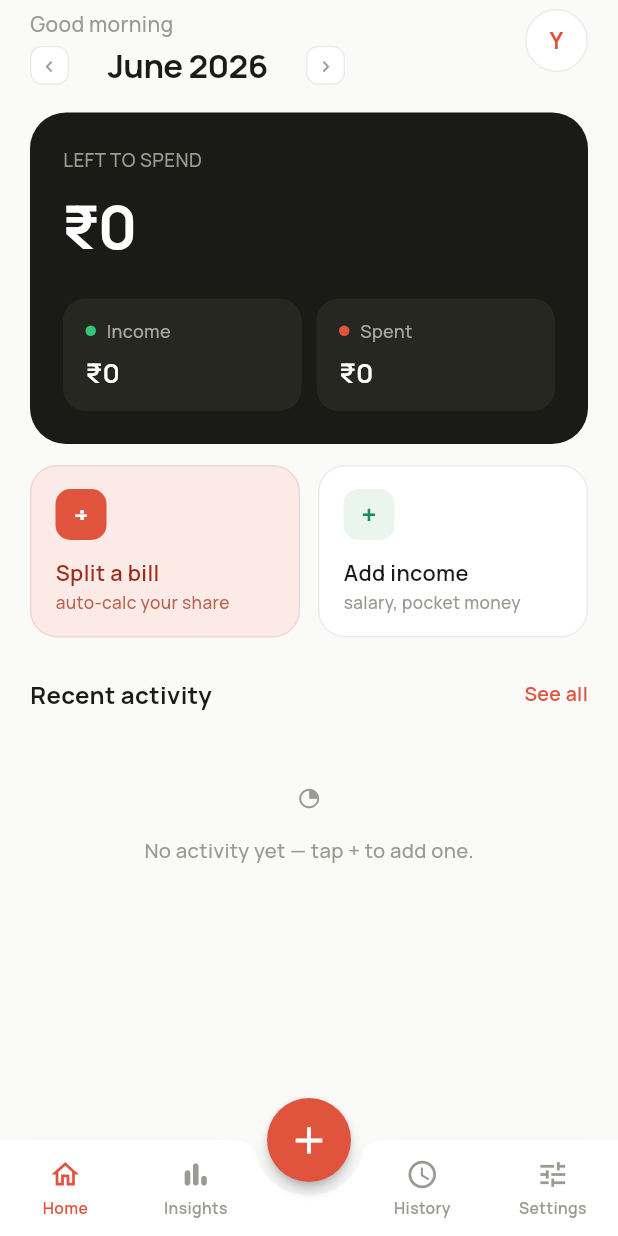
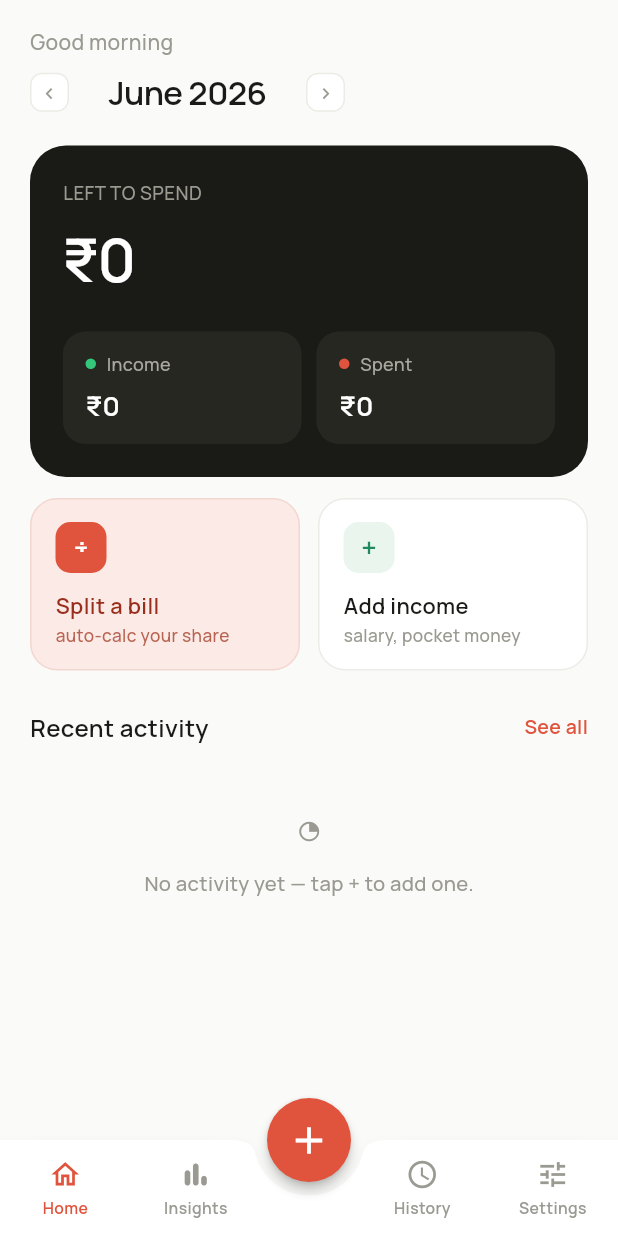
Before and after one commit to thomasmartinoa/SpendWise, a Flutter app: the RootScaffold screen opened directly, on a phone screen of 412 x 824 dp. Run offline on Flutter 3.47's test engine with Material 3 defaults, Android fonts, the phone set to English and light mode, and no system bars; our stand-ins replace file_picker, google_fonts, share_plus, shared_preferences; accounts and stored records are empty.

Commit message:
fix: adjust padding and simplify header layout in HomeScreen

```diff
--- a/lib/screens/home_screen.dart
+++ b/lib/screens/home_screen.dart
@@ -16,45 +16,14 @@ class HomeScreen extends StatelessWidget {
     final recent = app.sortDesc([...app.transactions, ...app.income]).take(5).toList();
 
     return ListView(
-      padding: const EdgeInsets.fromLTRB(20, 6, 20, 116),
+      padding: const EdgeInsets.fromLTRB(20, 18, 20, 116),
       children: [
         // header
-        Row(
-          crossAxisAlignment: CrossAxisAlignment.start,
-          children: [
-            Expanded(
-              child: Column(
-                crossAxisAlignment: CrossAxisAlignment.start,
-                children: [
-                  Text(app.greeting,
-                      style: manrope(
-                          size: 14, weight: FontWeight.w600, color: c.ink2)),
-                  const SizedBox(height: 2),
-                  const MonthSwitch(big: true),
-                ],
-              ),
-            ),
-            GestureDetector(
-              onTap: () => app.go('settings'),
-              child: Container(
-                width: 42,
-                height: 42,
-                alignment: Alignment.center,
-                decoration: BoxDecoration(
-                  color: c.card,
-                  shape: BoxShape.circle,
-                  border: Border.all(color: c.line),
-                ),
-                child: Text(app.nameInitial,
-                    style: manrope(
-                        size: 15,
-                        weight: FontWeight.w800,
-                        color: Brand.accent)),
-              ),
-            ),
-          ],
-        ),
-        const SizedBox(height: 16),
+        Text(app.greeting,
+            style: manrope(size: 14, weight: FontWeight.w600, color: c.ink2)),
+        const SizedBox(height: 8),
+        const MonthSwitch(big: true),
+        const SizedBox(height: 20),
 
         // hero
         Container(
--- a/lib/theme.dart
+++ b/lib/theme.dart
@@ -38,12 +38,13 @@ class AppColors {
       AppColors(Theme.of(context).brightness == Brightness.dark);
 }
 
-/// Steps every requested weight down one notch so the UI reads lighter
-/// overall (w800→w700, w700→w600, w600→w500). Centralised here so the whole
-/// app lightens without touching every call site.
+/// Lightens the design's heavy weights so the UI reads cleaner. The original
+/// uses w800/w700 almost everywhere; this caps emphasis at semibold (w600) and
+/// drops body text to medium/regular. Centralised so the whole app lightens
+/// without touching every call site.
 final _soften = <FontWeight, FontWeight>{
-  FontWeight.w900: FontWeight.w800,
-  FontWeight.w800: FontWeight.w700,
+  FontWeight.w900: FontWeight.w700,
+  FontWeight.w800: FontWeight.w600,
   FontWeight.w700: FontWeight.w600,
   FontWeight.w600: FontWeight.w500,
   FontWeight.w500: FontWeight.w400,
```
